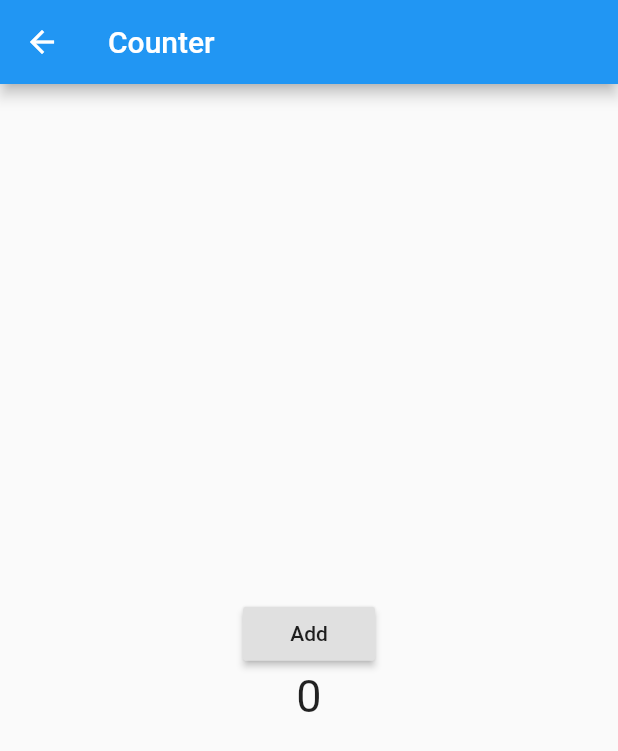
After one commit to beegle-evan/flutter-tutorial-study, a Flutter app: the screen it shows after launch, after a tap on "Example-카운터", on a phone screen of 412 x 824 dp. The commit adds this screen. Shown: the top 751 px of the screen. Run offline on Flutter 3.47's test engine with Material 2 defaults, Android fonts, the phone set to English and light mode, and no system bars; our stand-ins replace rxdart; network calls fail.

Commit message:
[Add] Exampe Counter
- Use Streambuilder

```diff
--- /dev/null
+++ b/flutter_tutorial_study/lib/example-counter/Counter.dart
@@ -0,0 +1,48 @@
+import 'package:flutter/material.dart';
+import 'package:rxdart/rxdart.dart';
+
+class Counter extends StatefulWidget {
+  @override
+  _CounterState createState() => _CounterState();
+}
+
+class _CounterState extends State<Counter> {
+  final counterSubject = BehaviorSubject<int>();
+  int counter = 0;
+
+  @override
+  Widget build(BuildContext context) {
+    return Scaffold(
+      appBar: AppBar(
+        title: Text('Counter'),
+      ),
+      body: Center(
+        child: Column(
+          mainAxisAlignment: MainAxisAlignment.center,
+          children: <Widget>[
+            RaisedButton(
+              child: Text('Add'),
+              onPressed: (){
+                counterSubject.add(++counter);
+              },
+            ),
+            StreamBuilder<int>(
+              stream: counterSubject.stream,
+              initialData: 0,
+              builder: (context, snapshot) {
+                if (snapshot.hasData) {
+                  return Text(
+                      '${snapshot.data}',
+                      style: TextStyle(
+                          fontSize: 30
+                      )
+                  );
+                }
+              }
+            )
+          ],
+        ),
+      )
+    );
+  }
+}
--- a/flutter_tutorial_study/lib/main.dart
+++ b/flutter_tutorial_study/lib/main.dart
@@ -9,6 +9,8 @@ import 'package:flutter_tutorial_study/SwipeToDismiss.dart';
 import 'package:flutter_tutorial_study/example-mise/mise-main.dart';
 import 'package:flutter_tutorial_study/formvalidation.dart';
 import 'package:flutter_tutorial_study/tabcontroller.dart';
+
+import 'example-counter/Counter.dart';
 
 void main() {
   runApp(MyApp());
@@ -134,7 +136,7 @@ class _MyHomePageState extends State<MyHomePage> {
           onTap: () {
             Navigator.push(context,
                 MaterialPageRoute(builder: (context) => MyMethodChannel()));
-          },
+         },
         ),
         ListTile(
           title: Text('Example-미세먼지'),
@@ -143,6 +145,13 @@ class _MyHomePageState extends State<MyHomePage> {
                 MaterialPageRoute(builder: (context) => MiseApp()));
           },
         ),
+        ListTile(
+          title: Text('Example-카운터'),
+          onTap: () {
+            Navigator.push(context,
+                MaterialPageRoute(builder: (context) => Counter()));
+          },
+        ),
       ],
     );
   }
--- a/flutter_tutorial_study/pubspec.yaml
+++ b/flutter_tutorial_study/pubspec.yaml
@@ -29,6 +29,7 @@ dependencies:
   # Use with the CupertinoIcons class for iOS style icons.
   cupertino_icons: ^0.1.3
   http: ^0.12.2
+  rxdart: ^0.24.1
 
 dev_dependencies:
   flutter_test:
```
